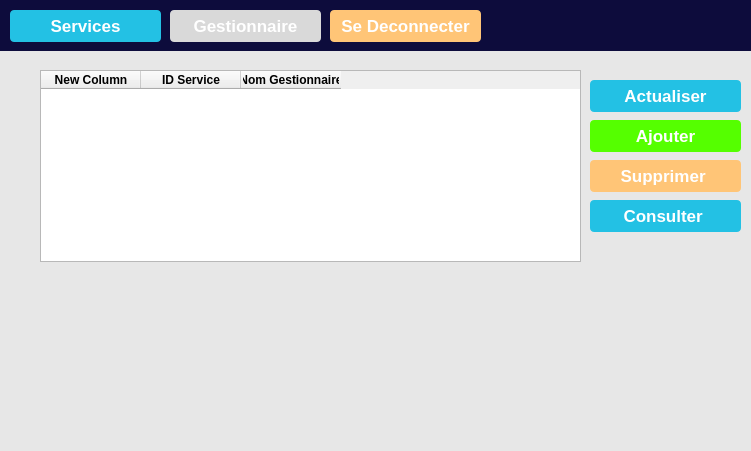
Above: gestionnaire.ui from ouahlineomaima/stock-management-app- before the change. Below: the same form after it.
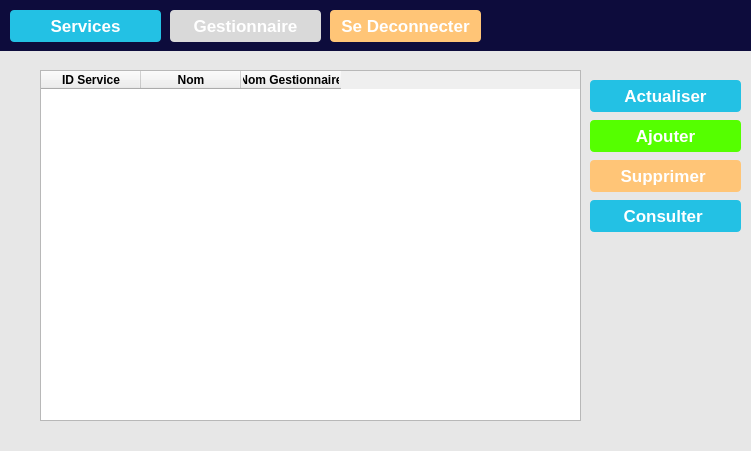
That is the form after the change.

Patch:
```diff
--- a/gestionnaire.ui
+++ b/gestionnaire.ui
@@ -35,12 +35,12 @@
      <x>40</x>
      <y>70</y>
      <width>541</width>
-     <height>192</height>
+     <height>351</height>
     </rect>
    </property>
    <column>
     <property name="text">
-     <string>New Column</string>
+     <string>ID Service</string>
     </property>
     <property name="font">
      <font>
@@ -51,7 +51,7 @@
    </column>
    <column>
     <property name="text">
-     <string>ID Service</string>
+     <string>Nom</string>
     </property>
     <property name="font">
      <font>
```
